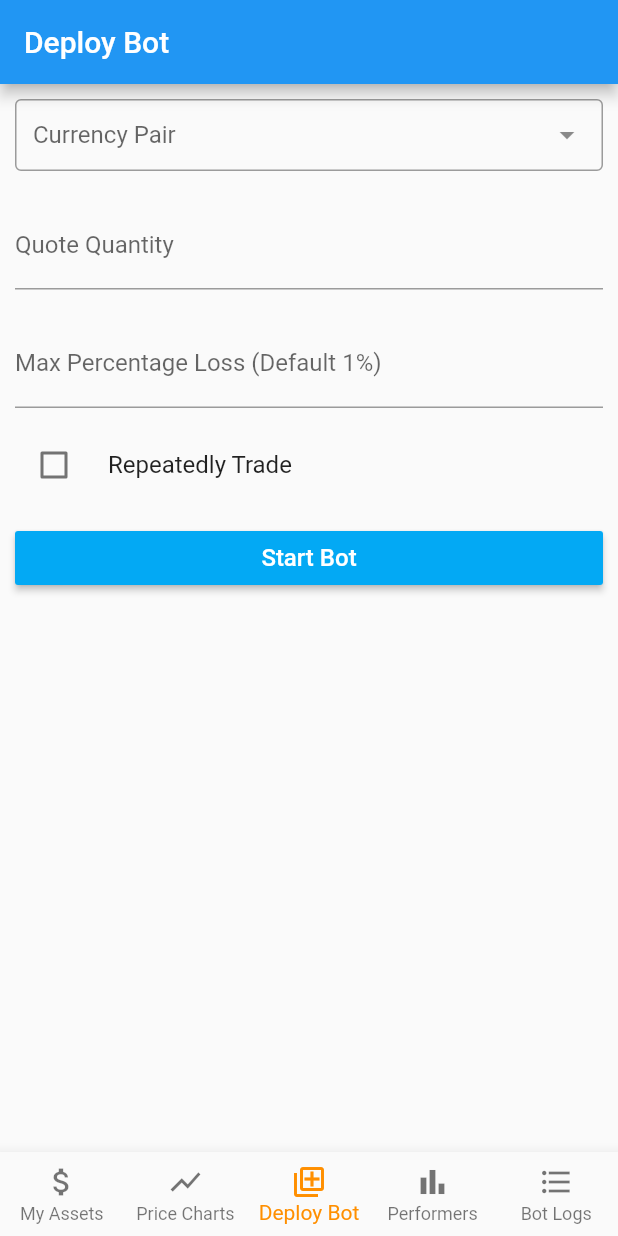
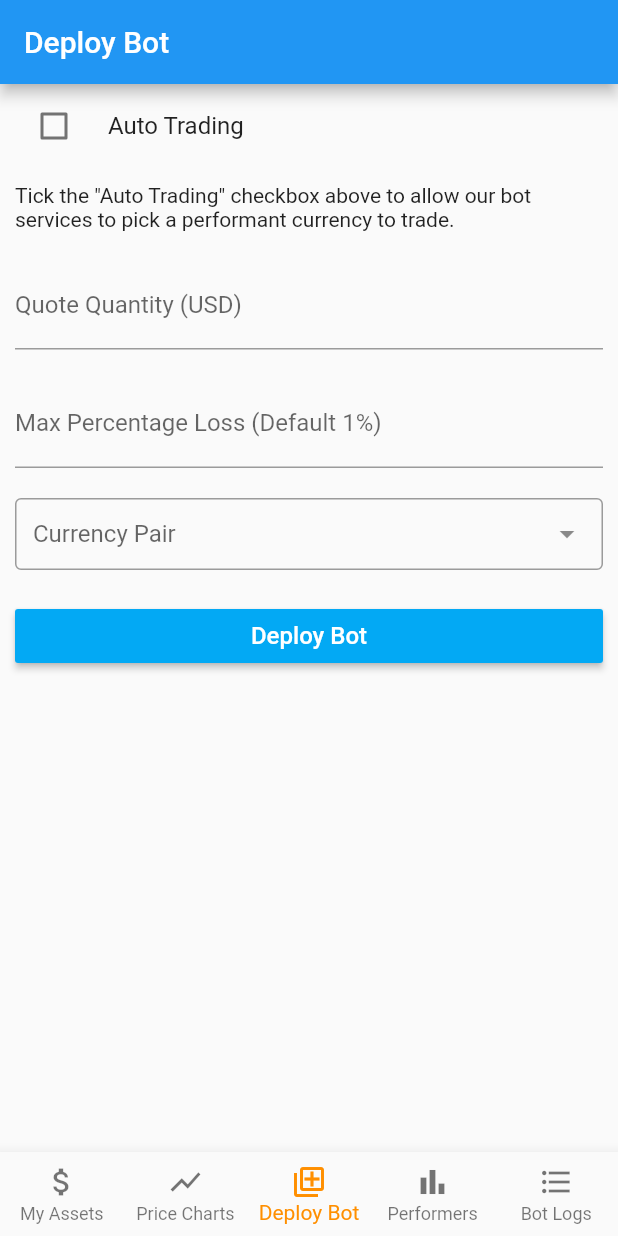
Before and after one commit to Project-400/crypto-tracker-mobile, a Flutter app: the DeployBotScreen screen opened by its route, on a phone screen of 412 x 824 dp. Run offline on Flutter 3.47's test engine with Material 2 defaults, Android fonts, the phone set to English and light mode, and no system bars; drawn by our look-alikes of dropdown_search; our stand-ins replace flutter_spinkit, flutter_svg, redux, shared_preferences; missing offline and left inert: amplify_api, amplify_auth_cognito, amplify_flutter, enum_to_string, trading_chart; accounts and stored records are empty.

Commit message:
Deploy Auto Trade Button

```diff
--- a/lib/constants/navigation-routes.dart
+++ b/lib/constants/navigation-routes.dart
@@ -7,7 +7,7 @@ class NavigationRoutes {
   static const String LOGIN_SCREEN = '/login';
   static const String COINS_SCREEN = '/coins';
   static const String BEST_PERFORMERS = '/best-performers';
-  static const String DEPLOY_BOT = '/subscribe';
+  static const String DEPLOY_BOT = '/deploy-bot';
   static const String BOT_FINISHED = '/bot-finished';
   static const String PRICE_CHARTS = '/price-charts';
   static const String BOT_LOGS = '/bot-logs';
--- a/lib/screens/general/deploy-bot.dart
+++ b/lib/screens/general/deploy-bot.dart
@@ -22,7 +22,7 @@ class DeployBotScreen extends StatefulWidget {
   DeployBotScreen({Key key, this.title}) : super(key: key);
 
   final String title;
-  final WebSocketChannel channel = IOWebSocketChannel.connect('ws://localhost:8999');
+//  final WebSocketChannel channel = IOWebSocketChannel.connect('ws://localhost:8999');
 
   @override
   _DeployBotScreenState createState() => _DeployBotScreenState();
@@ -42,6 +42,7 @@ class _DeployBotScreenState extends State<DeployBotScreen> {
   double quoteAmount;
   double percentageLoss;
   bool repeatedlyTrade = false;
+  bool autoTrade = false;
   bool isProfiting = false;
   double priceDifferenceInUSD = 0;
   Map<String, dynamic> fullResponse;
@@ -59,9 +60,9 @@ class _DeployBotScreenState extends State<DeployBotScreen> {
   void initState() {
     super.initState();
 
-    widget.channel.stream.listen((received) {
-      _receiveBotUpdate(received);
-    });
+//    widget.channel.stream.listen((received) {
+//      _receiveBotUpdate(received);
+//    });
   }
 
   @override
@@ -91,20 +92,46 @@ class _DeployBotScreenState extends State<DeployBotScreen> {
           body: Center(
               child: ListView(
                 children: <Widget>[
+                  CheckboxListTile(
+                    title: Text('Auto Trading'),
+                    value: autoTrade,
+                    onChanged: (isTicked) {
+                      setState(() {
+                        autoTrade = isTicked;
+                      });
+                    },
+                    controlAffinity: ListTileControlAffinity.leading,
+                  ),
+                  if (autoTrade) Container(
+                    child: Text(
+                        'By ticking the "Auto Trading" checkbox, you are allowing our bot services to pick a performant currency to trade.'
+                    ),
+                    padding: EdgeInsets.all(10),
+                  ),
+                  if (!autoTrade) Container(
+                    child: Text(
+                        'Tick the "Auto Trading" checkbox above to allow our bot services to pick a performant currency to trade.'
+                    ),
+                    padding: EdgeInsets.all(10),
+                  ),
                   Visibility (
                     child: currencyPairSelector(context),
                     visible: !isBotWorking && !isUpdating,
                   ),
-                  if (!isBotWorking && !isUpdating) botButton(
-                      'Start Bot',
-                          () => selectedCurrencyPair == null || quoteAmount == null ? null : subscribeToBot()
+                  if (!isBotWorking && !isUpdating && !autoTrade) botButton(
+                      'Deploy Bot',
+                          () => selectedCurrencyPair == null || quoteAmount == null ? null : deployBot()
+                  ),
+                  if (!isBotWorking && !isUpdating && autoTrade) botButton(
+                      'Deploy Auto Bot',
+                          () => deployAutoBot()
                   ),
                   if (isBotWorking && !isUpdating) Row(
                     children: [
                       Expanded(
                         child: botButton(
                             'Shutdown Bot',
-                                () => unsubscribeToBot()
+                                () => shutdownBot()
                         ),
                       ),
                       Expanded(
@@ -250,21 +277,10 @@ class _DeployBotScreenState extends State<DeployBotScreen> {
     return Column(
       children: [
         Container(
-          child: DropdownSearch<String>(
-            mode: Mode.BOTTOM_SHEET,
-            showSelectedItem: true,
-            items: ['ZRXBTC', 'COTIBTC', 'CELOBTC', 'GTOBTC', 'CRVBTC', 'LTOBTC', 'ALPHABTC', 'SUSHIBTC', 'MANABTC', 'XLMBTC', 'XRPBTC'],
-            label: 'Currency Pair',
-            hint: 'The crypto currency you want to trade',
-            onChanged: (currencyPair) => setSelectedCurrencyPair(currencyPair),
-          ),
-          padding: EdgeInsets.all(10),
-        ),
-        Container(
           child: TextField(
             decoration: InputDecoration(
-            labelText: 'Quote Quantity',
-              hintText: '0.0001'
+            labelText: 'Quote Quantity (USD)',
+              hintText: '5'
             ),
             onChanged: (amount) => quoteAmount = double.parse(amount),
           ),
@@ -280,16 +296,27 @@ class _DeployBotScreenState extends State<DeployBotScreen> {
           ),
           padding: EdgeInsets.all(10),
         ),
-        CheckboxListTile(
-          title: Text('Repeatedly Trade'),
-          value: repeatedlyTrade,
-          onChanged: (isTicked) {
-            setState(() {
-              repeatedlyTrade = isTicked;
-            });
-          },
-          controlAffinity: ListTileControlAffinity.leading,
-        )
+        if (!autoTrade) Container(
+          child: DropdownSearch<String>(
+            mode: Mode.BOTTOM_SHEET,
+            showSelectedItem: true,
+            items: ['ZRXBTC', 'COTIBTC', 'CELOBTC', 'GTOBTC', 'CRVBTC', 'LTOBTC', 'ALPHABTC', 'SUSHIBTC', 'MANABTC', 'XLMBTC', 'XRPBTC'],
+            label: 'Currency Pair',
+            hint: 'The crypto currency you want to trade',
+            onChanged: (currencyPair) => setSelectedCurrencyPair(currencyPair),
+          ),
+          padding: EdgeInsets.all(10),
+        ),
+//        CheckboxListTile(
+//          title: Text('Repeatedly Trade'),
+//          value: repeatedlyTrade,
+//          onChanged: (isTicked) {
+//            setState(() {
+//              repeatedlyTrade = isTicked;
+//            });
+//          },
+//          controlAffinity: ListTileControlAffinity.leading,
+//        )
       ],
     );
   }
@@ -585,16 +612,9 @@ class _DeployBotScreenState extends State<DeployBotScreen> {
 //    if (ticker != null) ticker.cancel();
     if (timer != null) timer.cancel();
     if (priceCheckTimer != null) priceCheckTimer.cancel();
-    widget.channel.sink.close();
+//    widget.channel.sink.close();
     super.dispose();
   }
-
-//  void setIntervalRequest() {
-////    getUpdatedBotDetails();
-//    ticker = Timer.periodic(new Duration(seconds: 5), (timer) {
-//      getUpdatedBotDetails();
-//    });
-//  }
 
   void timerCount() {
     timer = Timer.periodic(new Duration(seconds: 1), (timer) {
@@ -610,7 +630,7 @@ class _DeployBotScreenState extends State<DeployBotScreen> {
     });
   }
 
-  Future<http.Response> subscribeToBot() async {
+  Future<http.Response> deployBot() async {
     setState(() {
       isUpdating = true;
     });
@@ -620,7 +640,8 @@ class _DeployBotScreenState extends State<DeployBotScreen> {
 
     print('Sending request to bot to trade $selectedCurrencyPair with $quoteAmount quote amount');
 
-    final response = await http.get('http://localhost:3000/v1/subscribe?currency=$selectedCurrencyPair&quoteAmount=$quoteAmount&repeatedlyTrade=$repeatedlyTrade&clientSocketId=$clientSocketId&percentageLoss=$percentageLoss');
+//    final response = await http.get('http://localhost:3000/v1/subscribe?currency=$selectedCurrencyPair&quoteAmount=$quoteAmount&repeatedlyTrade=$repeatedlyTrade&clientSocketId=$clientSocketId&percentageLoss=$percentageLoss');
+    final response = await http.post('http://localhost:8080/v1/bot?currency=$selectedCurrencyPair&quoteAmount=$quoteAmount&repeatedlyTrade=$repeatedlyTrade&clientSocketId=$clientSocketId&percentageLoss=$percentageLoss');
 
     if (response.statusCode == 200) {
       final data = json.decode(response.body);
@@ -642,7 +663,7 @@ class _DeployBotScreenState extends State<DeployBotScreen> {
 //        quoteAmount = null;
       });
     } else {
-      throw Exception('Failed to subscribe to Bot');
+      throw Exception('Failed to deploy Bot');
     }
 
     setState(() {
@@ -653,7 +674,51 @@ class _DeployBotScreenState extends State<DeployBotScreen> {
     priceChecker();
   }
 
-  Future<http.Response> unsubscribeToBot() async {
+  Future<http.Response> deployAutoBot() async {
+    setState(() {
+      isUpdating = true;
+    });
+
+    if (quoteAmount == null) throw Exception('Quote amount is missing selected');
+
+    print('Sending request for auto bot to trade');
+
+    final response = await http.post(
+        'http://localhost:8080/v1/auto-bot?quoteAmount=$quoteAmount&percentageLoss=$percentageLoss'
+    );
+
+    if (response.statusCode == 200) {
+      final data = json.decode(response.body);
+
+      print('*********');
+      print(data);
+      print('*********');
+
+      setState(() {
+//        fullResponse = json.decode(response.body);
+//        bot = fullResponse['bot'];
+//        priceInfo = fullResponse['priceInfo'];
+//        currentPrice = priceInfo['price'];
+//        showBotDetails = true;
+//        isBotWorking = true;
+//        selectedCurrencyPair = null;
+//        repeatedlyTrade = true;
+//        botState = EnumToString.fromString(BotState.values, bot['botState']);
+//        quoteAmount = null;
+      });
+    } else {
+      throw Exception('Failed to deploy Auto Bot');
+    }
+
+    setState(() {
+      isUpdating = false;
+    });
+
+    timerCount();
+    priceChecker();
+  }
+
+  Future<http.Response> shutdownBot() async {
     setState(() {
       isUpdating = true;
     });
@@ -671,7 +736,7 @@ class _DeployBotScreenState extends State<DeployBotScreen> {
 
 //      if (ticker != null) ticker.cancel();
 
-      String botId = bot['botId'];
+//      String botId = bot['botId'];
 
       setState(() {
         fullResponse = null;
```
